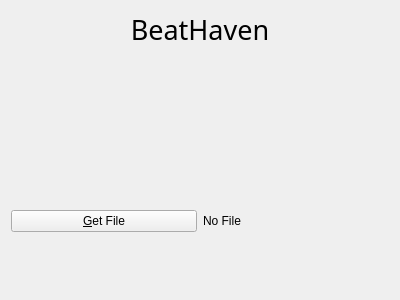
Above: mainwindow.ui from localhots/BeatHaven.app before the change. Below: the same form after it.
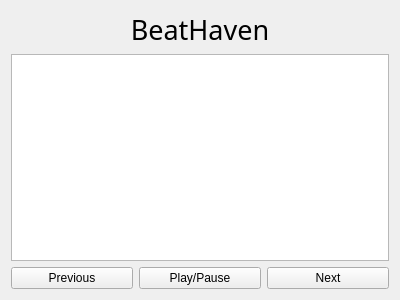
That is the form after the change. Icons and pictures are not drawn.

What changed in the file:
```diff
--- a/mainwindow.ui
+++ b/mainwindow.ui
@@ -41,19 +41,29 @@
       </property>
      </widget>
     </item>
+    <item>
+     <widget class="QListWidget" name="trackListWidget"/>
+    </item>
     <item>
      <layout class="QHBoxLayout" name="horizontalLayout">
       <item>
        <widget class="QPushButton" name="getFileButton">
         <property name="text">
-         <string>&amp;Get File</string>
+         <string>Previous</string>
         </property>
        </widget>
       </item>
       <item>
-       <widget class="QLabel" name="fileDetailsLabel">
+       <widget class="QPushButton" name="playPauseButton">
         <property name="text">
-         <string>No File</string>
+         <string>Play/Pause</string>
+        </property>
+       </widget>
+      </item>
+      <item>
+       <widget class="QPushButton" name="nextButton">
+        <property name="text">
+         <string>Next</string>
         </property>
        </widget>
       </item>
```
Left out of the diff: 14 changed lines with no effect on the pictures.
